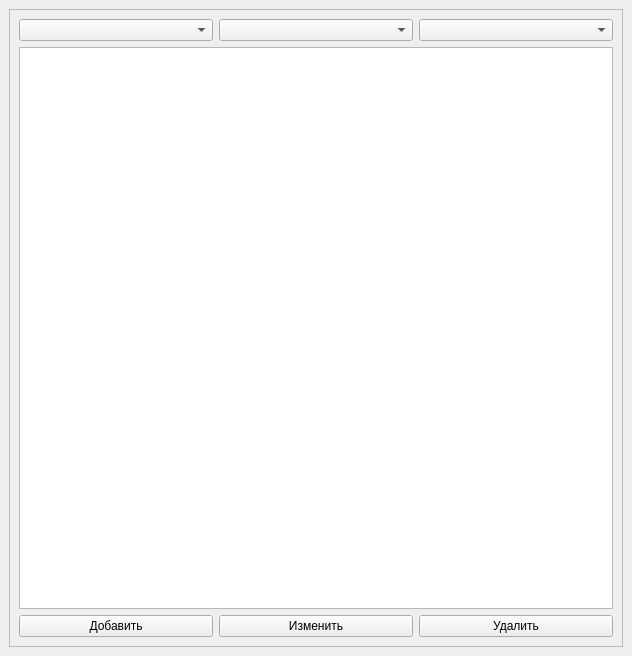
Above: mainwindow_ui.ui from alekskositsyn/StatStrel before the change. Below: the same form after it.
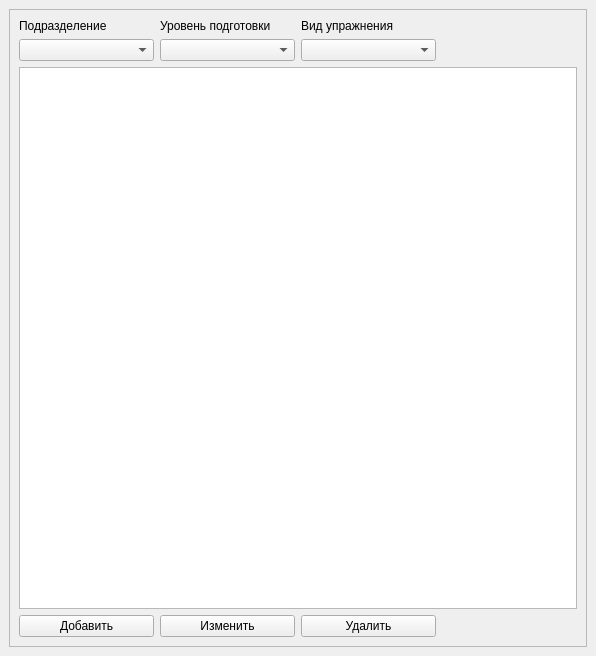
That is the form after the change.

```diff
--- a/mainwindow_ui.ui
+++ b/mainwindow_ui.ui
@@ -6,7 +6,7 @@
    <rect>
     <x>0</x>
     <y>0</y>
-    <width>632</width>
+    <width>596</width>
     <height>656</height>
    </rect>
   </property>
@@ -24,38 +24,59 @@
        <enum>QFrame::Raised</enum>
       </property>
       <layout class="QGridLayout" name="gridLayout">
-       <item row="2" column="1">
-        <widget class="QPushButton" name="btn_update">
+       <item row="1" column="1">
+        <widget class="QLabel" name="label">
          <property name="text">
-          <string>Изменить</string>
+          <string>Подразделение</string>
          </property>
         </widget>
        </item>
-       <item row="2" column="0">
+       <item row="5" column="1">
         <widget class="QPushButton" name="btn_add">
          <property name="text">
           <string>Добавить</string>
          </property>
         </widget>
        </item>
-       <item row="0" column="1">
-        <widget class="QComboBox" name="cmb_exercise"/>
-       </item>
-       <item row="0" column="2">
+       <item row="2" column="1">
         <widget class="QComboBox" name="cmb_division"/>
        </item>
+       <item row="4" column="1" colspan="4">
+        <widget class="QTableView" name="tblItems"/>
+       </item>
        <item row="2" column="2">
+        <widget class="QComboBox" name="cmb_degree"/>
+       </item>
+       <item row="1" column="2">
+        <widget class="QLabel" name="label_2">
+         <property name="text">
+          <string>Уровень подготовки</string>
+         </property>
+        </widget>
+       </item>
+       <item row="1" column="3">
+        <widget class="QLabel" name="label_3">
+         <property name="text">
+          <string>Вид упражнения</string>
+         </property>
+        </widget>
+       </item>
+       <item row="5" column="2">
+        <widget class="QPushButton" name="btn_update">
+         <property name="text">
+          <string>Изменить</string>
+         </property>
+        </widget>
+       </item>
+       <item row="5" column="3">
         <widget class="QPushButton" name="btn_delete">
          <property name="text">
           <string>Удалить</string>
          </property>
         </widget>
        </item>
-       <item row="0" column="0">
-        <widget class="QComboBox" name="cmb_degree"/>
-       </item>
-       <item row="1" column="0" colspan="3">
-        <widget class="QTableView" name="tblItems"/>
+       <item row="2" column="3">
+        <widget class="QComboBox" name="cmbTasks"/>
        </item>
       </layout>
      </widget>
```
Left out of the diff: 2 changed lines with no effect on the pictures.
